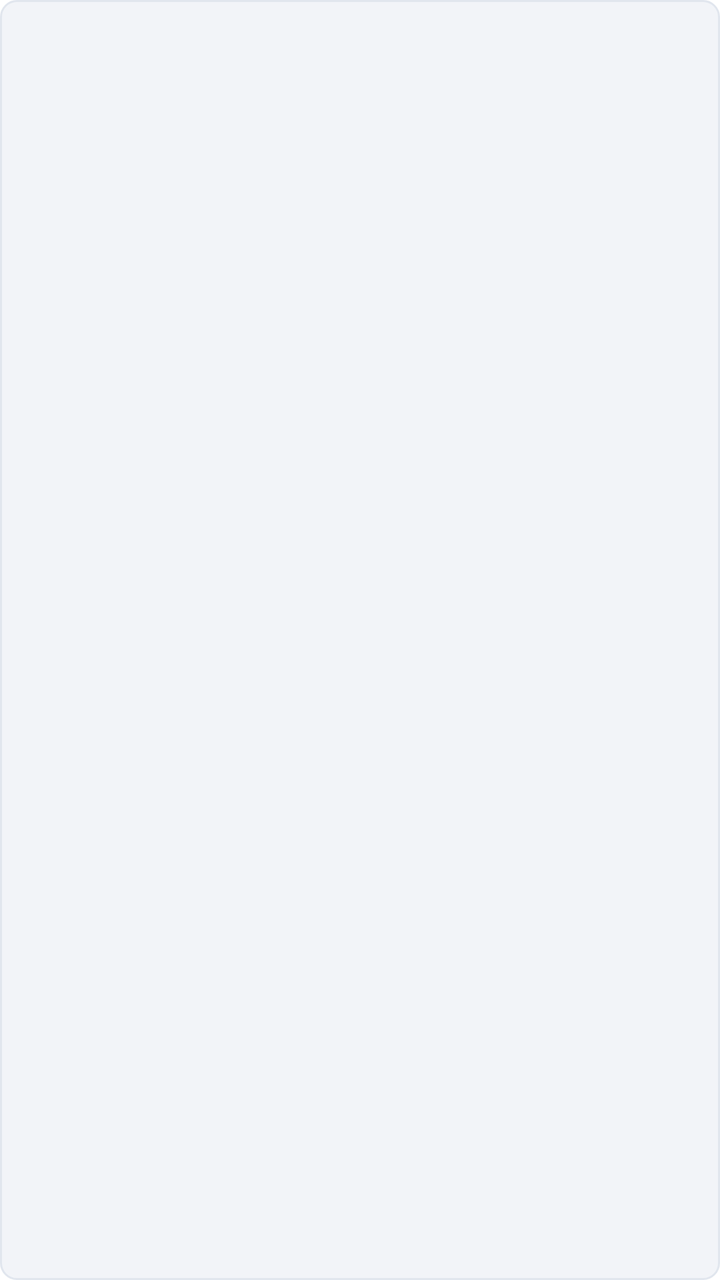
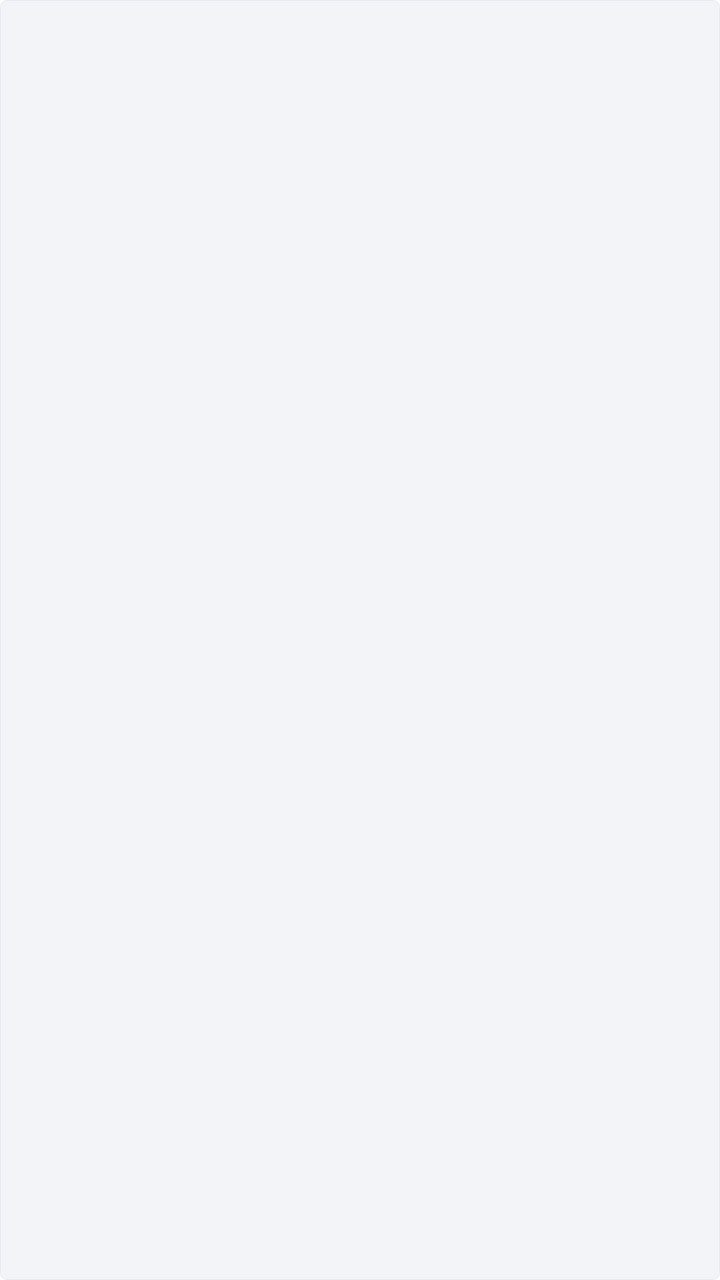

Compare the two renders of this Android layout. The source of the first and the diff that turns it into the second are given below.
<!-- AndroidManifest.xml: application theme AppTheme.NoActionBar -->
<!-- res/layout/item_activation_key.xml -->
<TextView xmlns:android="http://schemas.android.com/apk/res/android" android:layout_width="@dimen/activation_key_width" android:layout_height="@dimen/activation_key_height" android:gravity="center" android:fontFamily="monospace" android:textSize="21sp" android:textColor="#293A51" android:background="@drawable/activation_key" android:clickable="true" android:focusable="true" android:includeFontPadding="false" />
<!-- resources referenced by this layout -->
<resources>
  <dimen name="activation_key_height">52dp</dimen>
  <dimen name="activation_key_width">64dp</dimen>
  <!-- drawable activation_key (drawable) -->
  <selector xmlns:android="http://schemas.android.com/apk/res/android">
      <item android:state_enabled="false"><shape><solid android:color="#F2F4F8"/><corners android:radius="8dp"/></shape></item>
      <item android:state_pressed="true"><shape><solid android:color="#DEDEF9"/><corners android:radius="8dp"/></shape></item>
      <item><shape><solid android:color="#F2F4F8"/><corners android:radius="8dp"/><stroke android:width="1dp" android:color="#E1E6EE"/></shape></item>
  </selector>
  <style name="AppTheme.NoActionBar" parent="Theme.MaterialComponents.NoActionBar">
          <item name="android:windowAnimationStyle">@style/NoPageAnimation</item>
          <item name="android:windowBackground">@color/white</item>
      </style>
  <style name="NoPageAnimation" parent="android:style/Animation.Activity">
          <item name="android:activityOpenEnterAnimation">@null</item>
          <item name="android:activityOpenExitAnimation">@null</item>
          <item name="android:activityCloseEnterAnimation">@null</item>
          <item name="android:activityCloseExitAnimation">@null</item>
      </style>
  <color name="white">#FFFFFFFF</color>
</resources>

<!-- the commit's change to res/layout/item_activation_key.xml (unified diff, before → after) -->
@@ -1 +1,11 @@
-<TextView xmlns:android="http://schemas.android.com/apk/res/android" android:layout_width="@dimen/activation_key_width" android:layout_height="@dimen/activation_key_height" android:gravity="center" android:fontFamily="monospace" android:textSize="21sp" android:textColor="#293A51" android:background="@drawable/activation_key" android:clickable="true" android:focusable="true" android:includeFontPadding="false" />
+<TextView xmlns:android="http://schemas.android.com/apk/res/android"
+    android:layout_width="@dimen/dp_32"
+    android:layout_height="@dimen/dp_26"
+    android:gravity="center"
+    android:fontFamily="monospace"
+    android:textSize="@dimen/sp_10_5"
+    android:textColor="#293A51"
+    android:background="@drawable/activation_key"
+    android:clickable="true"
+    android:focusable="true"
+    android:includeFontPadding="false" />
<!-- resource entries referenced after the edit -->
@@ -1,17 +1,36 @@
 <!-- resources referenced by this layout -->
 <resources>
-  <dimen name="activation_key_height">52dp</dimen>
-  <dimen name="activation_key_width">64dp</dimen>
+  <dimen name="dp_26">26dp</dimen>
+  <dimen name="dp_32">32dp</dimen>
+  <dimen name="sp_10_5">10.5sp</dimen>
   <!-- drawable activation_key (drawable) -->
   <selector xmlns:android="http://schemas.android.com/apk/res/android">
-      <item android:state_enabled="false"><shape><solid android:color="#F2F4F8"/><corners android:radius="8dp"/></shape></item>
-      <item android:state_pressed="true"><shape><solid android:color="#DEDEF9"/><corners android:radius="8dp"/></shape></item>
-      <item><shape><solid android:color="#F2F4F8"/><corners android:radius="8dp"/><stroke android:width="1dp" android:color="#E1E6EE"/></shape></item>
+      <item android:state_enabled="false">
+          <shape>
+              <solid android:color="#F2F4F8" />
+              <corners android:radius="@dimen/dp_4" />
+          </shape>
+      </item>
+      <item android:state_pressed="true">
+          <shape>
+              <solid android:color="#DEDEF9" />
+              <corners android:radius="@dimen/dp_4" />
+          </shape>
+      </item>
+      <item>
+          <shape>
+              <solid android:color="#F2F4F8" />
+              <corners android:radius="@dimen/dp_4" />
+              <stroke android:width="@dimen/dp_0_5" android:color="#E1E6EE" />
+          </shape>
+      </item>
   </selector>
   <style name="AppTheme.NoActionBar" parent="Theme.MaterialComponents.NoActionBar">
           <item name="android:windowAnimationStyle">@style/NoPageAnimation</item>
           <item name="android:windowBackground">@color/white</item>
       </style>
+  <dimen name="dp_4">4dp</dimen>
+  <dimen name="dp_0_5">0.5dp</dimen>
   <style name="NoPageAnimation" parent="android:style/Animation.Activity">
           <item name="android:activityOpenEnterAnimation">@null</item>
           <item name="android:activityOpenExitAnimation">@null</item>
